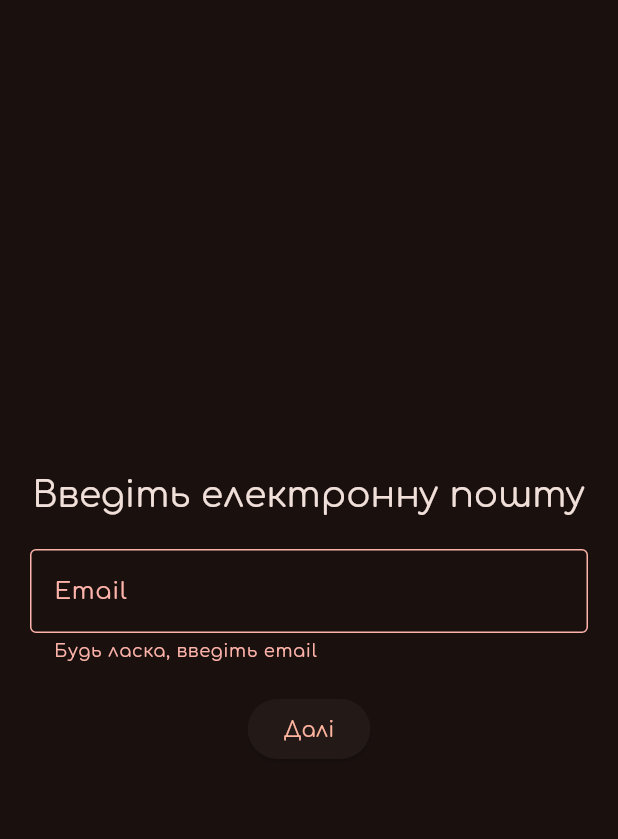
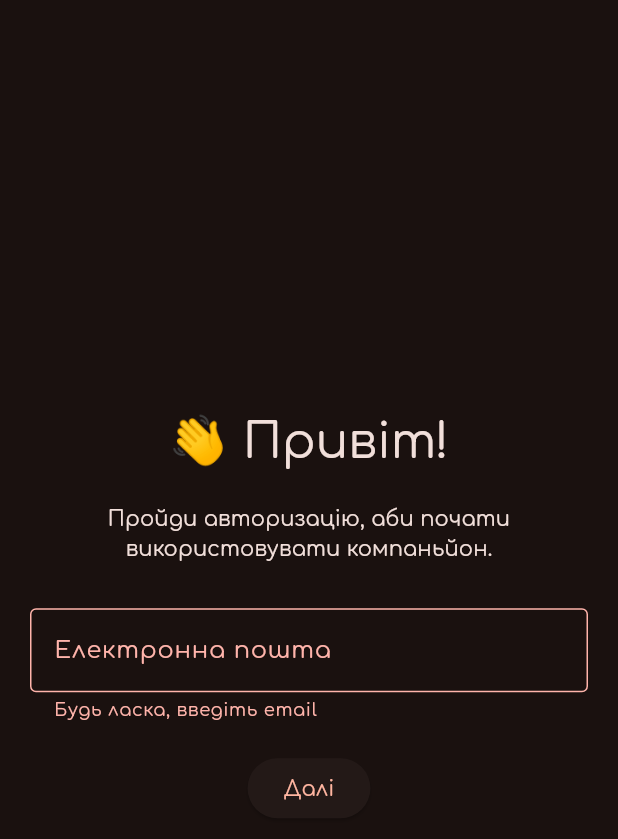
Before and after one commit to liubquanti-edu/4-PPPC-Diploma-Work-Companion, a Flutter app: the screen it shows after launch, after a tap on "Далі", on a phone screen of 412 x 824 dp. Shown: the top 839 px of the screen. Run offline on Flutter 3.47's test engine with Material 3 defaults, Android fonts, the phone set to English and light mode, and no system bars; our stand-ins replace card_loading, cloud_firestore, firebase_auth, firebase_core, flutter_svg, weather; missing offline and left inert: parallax_rain; accounts and stored records are empty; generated files the repository leaves out were written again.

```diff
--- a/lib/pages/auth/email_screen.dart
+++ b/lib/pages/auth/email_screen.dart
@@ -1,5 +1,7 @@
 import 'package:flutter/material.dart';
 import 'password_screen.dart';
+import 'register_screen.dart';
+import '/services/auth_service.dart';
 
 class EmailScreen extends StatefulWidget {
   const EmailScreen({Key? key}) : super(key: key);
@@ -11,6 +13,63 @@ class EmailScreen extends StatefulWidget {
 class _EmailScreenState extends State<EmailScreen> {
   final _emailController = TextEditingController();
   final _formKey = GlobalKey<FormState>();
+  final _authService = AuthService();
+
+  Future<void> _handleEmailSubmit() async {
+  if (_formKey.currentState!.validate()) {
+    try {
+      final email = _emailController.text;
+
+      // Check if student exists
+      final student = await _authService.findStudentByEmail(email);
+
+      if (student != null) {
+        // Student exists - go to password screen
+        if (mounted) {
+          Navigator.push(
+            context,
+            MaterialPageRoute(
+              builder: (context) => PasswordScreen(email: email),
+            ),
+          );
+        }
+        return;
+      }
+
+      // Not registered - check if eligible for registration
+      final person = await _authService.findPersonByEmail(email);
+
+      if (person == null) {
+        if (mounted) {
+          ScaffoldMessenger.of(context).showSnackBar(
+            const SnackBar(content: Text('Користувача з такою поштою не знайдено. Перевір, чи саме цю пошту ти надав коледжу при вступі.')),
+          );
+        }
+        return;
+      }
+
+      // Person found - go to registration
+      if (mounted) {
+        Navigator.push(
+          context,
+          MaterialPageRoute(
+            builder: (context) => RegisterScreen(
+              email: email,
+              personData: person.data() as Map<String, dynamic>,
+            ),
+          ),
+        );
+      }
+
+    } catch (e) {
+      if (mounted) {
+        ScaffoldMessenger.of(context).showSnackBar(
+          SnackBar(content: Text('Помилка: ${e.toString()}')),
+        );
+      }
+    }
+  }
+}
 
   @override
   Widget build(BuildContext context) {
@@ -22,15 +81,22 @@ class _EmailScreenState extends State<EmailScreen> {
           child: Column(
             mainAxisAlignment: MainAxisAlignment.center,
             children: [
-              Text(
-                'Введіть електронну пошту',
-                style: Theme.of(context).textTheme.headlineSmall,
-              ),
-              const SizedBox(height: 20),
+                Text(
+                '👋 Привіт!',
+                style: Theme.of(context).textTheme.headlineLarge,
+                textAlign: TextAlign.center,
+                ),
+                const SizedBox(height: 20),
+                Text(
+                'Пройди авторизацію, аби почати використовувати компаньйон.',
+                style: Theme.of(context).textTheme.labelLarge,
+                textAlign: TextAlign.center,
+                ),
+              const SizedBox(height: 30),
               TextFormField(
                 controller: _emailController,
                 decoration: const InputDecoration(
-                  labelText: 'Email',
+                  labelText: 'Електронна пошта',
                   border: OutlineInputBorder(),
                 ),
                 keyboardType: TextInputType.emailAddress,
@@ -46,16 +112,7 @@ class _EmailScreenState extends State<EmailScreen> {
               ),
               const SizedBox(height: 20),
               ElevatedButton(
-                onPressed: () {
-                  if (_formKey.currentState!.validate()) {
-                    Navigator.push(
-                      context,
-                      MaterialPageRoute(
-                        builder: (context) => PasswordScreen(email: _emailController.text),
-                      ),
-                    );
-                  }
-                },
+                onPressed: _handleEmailSubmit,
                 child: const Text('Далі'),
               ),
             ],
```
Also changed, not shown: lib/pages/auth/password_screen.dart (+9 -2 lines), lib/pages/auth/register_screen.dart (added, +133 -0 lines), lib/services/auth_service.dart (+64 -0 lines).
